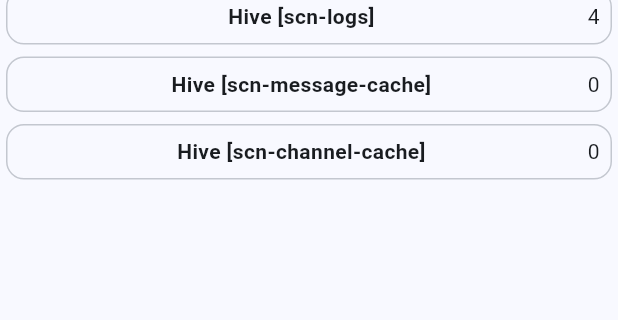
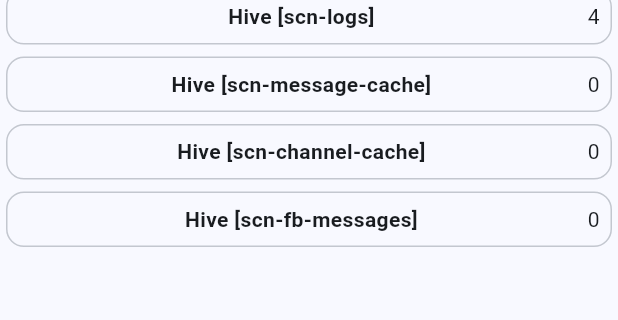
Before and after one commit to Mikescher/SimpleCloudNotifier, a Flutter app: the DebugPersistencePage widget shown alone on an empty page, opened directly, on a phone screen of 412 x 824 dp, the part 152-472 px from its top. Run offline on Flutter 3.47's test engine with Material 3 defaults, Android fonts, the phone set to English and light mode, and no system bars; drawn by our look-alikes of toastification; our stand-ins replace device_info_plus, firebase_core, firebase_messaging, hive_flutter, infinite_scroll_pagination, package_info_plus and 3 more; missing offline and left inert: xid; accounts and stored records are empty; statements that could not run were skipped.

Commit message:
Prep flutter for android data-messages

```diff
--- a/flutter/lib/main.dart
+++ b/flutter/lib/main.dart
@@ -12,6 +12,7 @@ import 'package:simplecloudnotifier/nav_layout.dart';
 import 'package:simplecloudnotifier/state/app_bar_state.dart';
 import 'package:simplecloudnotifier/state/app_theme.dart';
 import 'package:simplecloudnotifier/state/application_log.dart';
+import 'package:simplecloudnotifier/state/fb_message.dart';
 import 'package:simplecloudnotifier/state/globals.dart';
 import 'package:simplecloudnotifier/state/request_log.dart';
 import 'package:simplecloudnotifier/state/app_auth.dart';
@@ -40,6 +41,7 @@ void main() async {
   Hive.registerAdapter(SCNLogLevelAdapter());
   Hive.registerAdapter(MessageAdapter());
   Hive.registerAdapter(ChannelAdapter());
+  Hive.registerAdapter(FBMessageAdapter());
 
   print('[INIT] Load Hive<scn-requests>...');
 
@@ -79,6 +81,16 @@ void main() async {
     Hive.deleteBoxFromDisk('scn-channel-cache');
     await Hive.openBox<Channel>('scn-channel-cache');
     ApplicationLog.error('Failed to open Hive-Box: scn-channel-cache' + exc.toString(), trace: trace);
+  }
+
+  print('[INIT] Load Hive<scn-fb-messages>...');
+
+  try {
+    await Hive.openBox<FBMessage>('scn-fb-messages');
+  } catch (exc, trace) {
+    Hive.deleteBoxFromDisk('scn-fb-messages');
+    await Hive.openBox<FBMessage>('scn-fb-messages');
+    ApplicationLog.error('Failed to open Hive-Box: scn-fb-messages' + exc.toString(), trace: trace);
   }
 
   print('[INIT] Load AppAuth...');
@@ -128,6 +140,9 @@ void main() async {
     } catch (exc, trace) {
       ApplicationLog.error('Failed to get+set firebase token: ' + exc.toString(), trace: trace);
     }
+
+    FirebaseMessaging.onBackgroundMessage(_onBackgroundMessage);
+    FirebaseMessaging.onMessage.listen(_onForegroundMessage);
   } else {
     print('[INIT] Skip Firebase init (Platform == Linux)...');
   }
@@ -144,6 +159,33 @@ void main() async {
       child: SCNApp(),
     ),
   );
+}
+
+class SCNApp extends StatelessWidget {
+  SCNApp({super.key});
+
+  @override
+  Widget build(BuildContext context) {
+    return ToastificationWrapper(
+      config: ToastificationConfig(
+        itemWidth: 440,
+        marginBuilder: (alignment) => EdgeInsets.symmetric(vertical: 64),
+        animationDuration: Duration(milliseconds: 200),
+      ),
+      child: Consumer<AppTheme>(
+        builder: (context, appTheme, child) => MaterialApp(
+          title: 'SimpleCloudNotifier',
+          navigatorObservers: [Navi.routeObserver, Navi.modalRouteObserver],
+          theme: ThemeData(
+            //TODO color settings
+            colorScheme: ColorScheme.fromSeed(seedColor: Colors.blue, brightness: appTheme.darkMode ? Brightness.dark : Brightness.light),
+            useMaterial3: true,
+          ),
+          home: SCNNavLayout(),
+        ),
+      ),
+    );
+  }
 }
 
 void setFirebaseToken(String fcmToken) async {
@@ -182,29 +224,18 @@ void setFirebaseToken(String fcmToken) async {
   }
 }
 
-class SCNApp extends StatelessWidget {
-  SCNApp({super.key});
+Future<void> _onBackgroundMessage(RemoteMessage message) async {
+  await _receiveMessage(message, false);
+}
 
-  @override
-  Widget build(BuildContext context) {
-    return ToastificationWrapper(
-      config: ToastificationConfig(
-        itemWidth: 440,
-        marginBuilder: (alignment) => EdgeInsets.symmetric(vertical: 64),
-        animationDuration: Duration(milliseconds: 200),
-      ),
-      child: Consumer<AppTheme>(
-        builder: (context, appTheme, child) => MaterialApp(
-          title: 'SimpleCloudNotifier',
-          navigatorObservers: [Navi.routeObserver, Navi.modalRouteObserver],
-          theme: ThemeData(
-            //TODO color settings
-            colorScheme: ColorScheme.fromSeed(seedColor: Colors.blue, brightness: appTheme.darkMode ? Brightness.dark : Brightness.light),
-            useMaterial3: true,
-          ),
-          home: SCNNavLayout(),
-        ),
-      ),
-    );
-  }
+void _onForegroundMessage(RemoteMessage message) {
+  _receiveMessage(message, true);
 }
+
+Future<void> _receiveMessage(RemoteMessage message, bool foreground) async {
+  // ensure init
+  Hive.openBox<SCNLog>('scn-logs');
+
+  ApplicationLog.info('Received FB message (${foreground ? 'foreground' : 'background'}): ${message.messageId ?? 'NULL'}');
+  FBMessageLog.insert(message);
+}
--- a/flutter/lib/pages/debug/debug_persistence.dart
+++ b/flutter/lib/pages/debug/debug_persistence.dart
@@ -6,6 +6,8 @@ import 'package:simplecloudnotifier/models/message.dart';
 import 'package:simplecloudnotifier/pages/debug/debug_persistence_hive.dart';
 import 'package:simplecloudnotifier/pages/debug/debug_persistence_sharedprefs.dart';
 import 'package:simplecloudnotifier/state/application_log.dart';
+import 'package:simplecloudnotifier/state/fb_message.dart';
+import 'package:simplecloudnotifier/state/interfaces.dart';
 import 'package:simplecloudnotifier/state/request_log.dart';
 import 'package:simplecloudnotifier/utils/navi.dart';
 
@@ -31,7 +33,19 @@ class _DebugPersistencePageState extends State<DebugPersistencePage> {
         mainAxisAlignment: MainAxisAlignment.start,
         crossAxisAlignment: CrossAxisAlignment.stretch,
         children: [
-          Card.outlined(
+          _buildSharedPrefCard(context),
+          _buildHiveCard(context, () => Hive.box<SCNRequest>('scn-requests'), 'scn-requests'),
+          _buildHiveCard(context, () => Hive.box<SCNLog>('scn-logs'), 'scn-logs'),
+          _buildHiveCard(context, () => Hive.box<Message>('scn-message-cache'), 'scn-message-cache'),
+          _buildHiveCard(context, () => Hive.box<Channel>('scn-channel-cache'), 'scn-channel-cache'),
+          _buildHiveCard(context, () => Hive.box<FBMessage>('scn-fb-messages'), 'scn-fb-messages'),
+        ],
+      ),
+    );
+  }
+
+  Widget _buildSharedPrefCard(BuildContext context) {
+    return Card.outlined(
       child: Padding(
         padding: const EdgeInsets.all(8.0),
         child: GestureDetector(
@@ -48,81 +62,27 @@ class _DebugPersistencePageState extends State<DebugPersistencePage> {
           ),
         ),
       ),
-          ),
-          Card.outlined(
+    );
+  }
+
+  Widget _buildHiveCard(BuildContext context, Box<FieldDebuggable> Function() boxFunc, String boxname) {
+    return Card.outlined(
       child: Padding(
         padding: const EdgeInsets.all(8.0),
         child: GestureDetector(
           onTap: () {
-                  Navi.push(context, () => DebugHiveBoxPage(boxName: 'scn-requests', box: Hive.box<SCNRequest>('scn-requests')));
+            Navi.push(context, () => DebugHiveBoxPage(boxName: boxname, box: Hive.box<FBMessage>(boxname)));
           },
           child: Row(
             mainAxisAlignment: MainAxisAlignment.spaceBetween,
             children: [
               SizedBox(width: 30, child: Text('')),
-                    Expanded(child: Text('Hive [scn-requests]', style: TextStyle(fontWeight: FontWeight.bold), textAlign: TextAlign.center)),
-                    SizedBox(width: 40, child: Text('${Hive.box<SCNRequest>('scn-requests').length.toString()}', textAlign: TextAlign.end)),
+              Expanded(child: Text('Hive [$boxname]', style: TextStyle(fontWeight: FontWeight.bold), textAlign: TextAlign.center)),
+              SizedBox(width: 40, child: Text('${boxFunc().length.toString()}', textAlign: TextAlign.end)),
             ],
           ),
         ),
       ),
-          ),
-          Card.outlined(
-            child: Padding(
-              padding: const EdgeInsets.all(8.0),
-              child: GestureDetector(
-                onTap: () {
-                  Navi.push(context, () => DebugHiveBoxPage(boxName: 'scn-requests', box: Hive.box<SCNLog>('scn-logs')));
-                },
-                child: Row(
-                  mainAxisAlignment: MainAxisAlignment.spaceBetween,
-                  children: [
-                    SizedBox(width: 30, child: Text('')),
-                    Expanded(child: Text('Hive [scn-logs]', style: TextStyle(fontWeight: FontWeight.bold), textAlign: TextAlign.center)),
-                    SizedBox(width: 40, child: Text('${Hive.box<SCNLog>('scn-logs').length.toString()}', textAlign: TextAlign.end)),
-                  ],
-                ),
-              ),
-            ),
-          ),
-          Card.outlined(
-            child: Padding(
-              padding: const EdgeInsets.all(8.0),
-              child: GestureDetector(
-                onTap: () {
-                  Navi.push(context, () => DebugHiveBoxPage(boxName: 'scn-message-cache', box: Hive.box<Message>('scn-message-cache')));
-                },
-                child: Row(
-                  mainAxisAlignment: MainAxisAlignment.spaceBetween,
-                  children: [
-                    SizedBox(width: 30, child: Text('')),
-                    Expanded(child: Text('Hive [scn-message-cache]', style: TextStyle(fontWeight: FontWeight.bold), textAlign: TextAlign.center)),
-                    SizedBox(width: 40, child: Text('${Hive.box<Message>('scn-message-cache').length.toString()}', textAlign: TextAlign.end)),
-                  ],
-                ),
-              ),
-            ),
-          ),
-          Card.outlined(
-            child: Padding(
-              padding: const EdgeInsets.all(8.0),
-              child: GestureDetector(
-                onTap: () {
-                  Navi.push(context, () => DebugHiveBoxPage(boxName: 'scn-channel-cache', box: Hive.box<Channel>('scn-channel-cache')));
-                },
-                child: Row(
-                  mainAxisAlignment: MainAxisAlignment.spaceBetween,
-                  children: [
-                    SizedBox(width: 30, child: Text('')),
-                    Expanded(child: Text('Hive [scn-channel-cache]', style: TextStyle(fontWeight: FontWeight.bold), textAlign: TextAlign.center)),
-                    SizedBox(width: 40, child: Text('${Hive.box<Channel>('scn-channel-cache').length.toString()}', textAlign: TextAlign.end)),
-                  ],
-                ),
-              ),
-            ),
-          ),
-        ],
-      ),
     );
   }
 }
--- /dev/null
+++ b/flutter/lib/state/fb_message.dart
@@ -0,0 +1,236 @@
+import 'package:firebase_messaging/firebase_messaging.dart';
+import 'package:hive_flutter/hive_flutter.dart';
+import 'package:simplecloudnotifier/state/interfaces.dart';
+
+part 'fb_message.g.dart';
+
+class FBMessageLog {
+  //TODO max size, auto clear old
+
+  static void insert(RemoteMessage msg) {
+    Hive.box<FBMessage>('scn-fb-messages').add(FBMessage.fromRemoteMessage(msg));
+  }
+}
+
+@HiveType(typeId: 106)
+class FBMessage extends HiveObject implements FieldDebuggable {
+  @HiveField(0)
+  final String? senderId;
+  @HiveField(1)
+  final String? category;
+  @HiveField(2)
+  final String? collapseKey;
+  @HiveField(3)
+  final bool contentAvailable;
+  @HiveField(4)
+  final Map<String, String> data;
+  @HiveField(5)
+  final String? from;
+  @HiveField(6)
+  final String? messageId;
+  @HiveField(7)
+  final String? messageType;
+  @HiveField(8)
+  final bool mutableContent;
+  @HiveField(9)
+  final RemoteNotification? notification;
+  @HiveField(10)
+  final DateTime? sentTime;
+  @HiveField(11)
+  final String? threadId;
+  @HiveField(12)
+  final int? ttl;
+
+  @HiveField(20)
+  final String? notificationAndroidChannelId;
+  @HiveField(21)
+  final String? notificationAndroidClickAction;
+  @HiveField(22)
+  final String? notificationAndroidColor;
+  @HiveField(23)
+  final int? notificationAndroidCount;
+  @HiveField(24)
+  final String? notificationAndroidImageUrl;
+  @HiveField(25)
+  final String? notificationAndroidLink;
+  @HiveField(26)
+  final AndroidNotificationPriority? notificationAndroidPriority;
+  @HiveField(27)
+  final String? notificationAndroidSmallIcon;
+  @HiveField(28)
+  final String? notificationAndroidSound;
+  @HiveField(29)
+  final String? notificationAndroidTicker;
+  @HiveField(30)
+  final AndroidNotificationVisibility? notificationAndroidVisibility;
+  @HiveField(31)
+  final String? notificationAndroidTag;
+
+  @HiveField(40)
+  final String? notificationAppleBadge;
+  @HiveField(41)
+  final AppleNotificationSound? notificationAppleSound;
+  @HiveField(42)
+  final String? notificationAppleImageUrl;
+  @HiveField(43)
+  final String? notificationAppleSubtitle;
+  @HiveField(44)
+  final List<String>? notificationAppleSubtitleLocArgs;
+  @HiveField(45)
+  final String? notificationAppleSubtitleLocKey;
+
+  @HiveField(50)
+  final String? notificationWebAnalyticsLabel;
+  @HiveField(51)
+  final String? notificationWebImage;
+  @HiveField(52)
+  final String? notificationWebLink;
+
+  @HiveField(60)
+  final String? notificationTitle;
+  @HiveField(61)
+  final List<String>? notificationTitleLocArgs;
+  @HiveField(62)
+  final String? notificationTitleLocKey;
+  @HiveField(63)
+  final String? notificationBody;
+  @HiveField(64)
+  final List<String>? notificationBodyLocArgs;
+  @HiveField(65)
+  final String? notificationBodyLocKey;
+
+  FBMessage({
+    required this.senderId,
+    required this.category,
+    required this.collapseKey,
+    required this.contentAvailable,
+    required this.data,
+    required this.from,
+    required this.messageId,
+    required this.messageType,
+    required this.mutableContent,
+    required this.notification,
+    required this.sentTime,
+    required this.threadId,
+    required this.ttl,
+    required this.notificationAndroidChannelId,
+    required this.notificationAndroidClickAction,
+    required this.notificationAndroidColor,
+    required this.notificationAndroidCount,
+    required this.notificationAndroidImageUrl,
+    required this.notificationAndroidLink,
+    required this.notificationAndroidPriority,
+    required this.notificationAndroidSmallIcon,
+    required this.notificationAndroidSound,
+    required this.notificationAndroidTicker,
+    required this.notificationAndroidVisibility,
+    required this.notificationAndroidTag,
+    required this.notificationAppleBadge,
+    required this.notificationAppleSound,
+    required this.notificationAppleImageUrl,
+    required this.notificationAppleSubtitle,
+    required this.notificationAppleSubtitleLocArgs,
+    required this.notificationAppleSubtitleLocKey,
+    required this.notificationWebAnalyticsLabel,
+    required this.notificationWebImage,
+    required this.notificationWebLink,
+    required this.notificationTitle,
+    required this.notificationTitleLocArgs,
+    required this.notificationTitleLocKey,
+    required this.notificationBody,
+    required this.notificationBodyLocArgs,
+    required this.notificationBodyLocKey,
+  });
+
+  FBMessage.fromRemoteMessage(RemoteMessage rmsg)
+      : this.senderId = rmsg.senderId,
+        this.category = rmsg.category,
+        this.collapseKey = rmsg.collapseKey,
+        this.contentAvailable = rmsg.contentAvailable,
+        this.data = rmsg.data.map((key, value) => MapEntry(key, value?.toString() ?? '')),
+        this.from = rmsg.from,
+        this.messageId = rmsg.messageId,
+        this.messageType = rmsg.messageType,
+        this.mutableContent = rmsg.mutableContent,
+        this.notification = rmsg.notification,
+        this.sentTime = rmsg.sentTime,
+        this.threadId = rmsg.threadId,
+        this.ttl = rmsg.ttl,
+        this.notificationAndroidChannelId = rmsg.notification?.android?.channelId,
+        this.notificationAndroidClickAction = rmsg.notification?.android?.clickAction,
+        this.notificationAndroidColor = rmsg.notification?.android?.color,
+        this.notificationAndroidCount = rmsg.notification?.android?.count,
+        this.notificationAndroidImageUrl = rmsg.notification?.android?.imageUrl,
+        this.notificationAndroidLink = rmsg.notification?.android?.link,
+        this.notificationAndroidPriority = rmsg.notification?.android?.priority,
+        this.notificationAndroidSmallIcon = rmsg.notification?.android?.smallIcon,
+        this.notificationAndroidSound = rmsg.notification?.android?.sound,
+        this.notificationAndroidTicker = rmsg.notification?.android?.ticker,
+        this.notificationAndroidVisibility = rmsg.notification?.android?.visibility,
+        this.notificationAndroidTag = rmsg.notification?.android?.tag,
+        this.notificationAppleBadge = rmsg.notification?.apple?.badge,
+        this.notificationAppleSound = rmsg.notification?.apple?.sound,
+        this.notificationAppleImageUrl = rmsg.notification?.apple?.imageUrl,
+        this.notificationAppleSubtitle = rmsg.notification?.apple?.subtitle,
+        this.notificationAppleSubtitleLocArgs = rmsg.notification?.apple?.subtitleLocArgs,
+        this.notificationAppleSubtitleLocKey = rmsg.notification?.apple?.subtitleLocKey,
+        this.notificationWebAnalyticsLabel = rmsg.notification?.web?.analyticsLabel,
+        this.notificationWebImage = rmsg.notification?.web?.image,
+        this.notificationWebLink = rmsg.notification?.web?.link,
+        this.notificationTitle = rmsg.notification?.title,
+        this.notificationTitleLocArgs = rmsg.notification?.titleLocArgs,
+        this.notificationTitleLocKey = rmsg.notification?.titleLocKey,
+        this.notificationBody = rmsg.notification?.body,
+        this.notificationBodyLocArgs = rmsg.notification?.bodyLocArgs,
+        this.notificationBodyLocKey = rmsg.notification?.bodyLocKey {}
+
+  @override
+  String toString() {
+    return 'FBMessage[${this.messageId ?? 'NULL'}]';
+  }
+
+  List<(String, String)> debugFieldList() {
+    return [
+      ('senderId', this.senderId ?? ''),
+      ('category', this.category ?? ''),
+      ('collapseKey', this.collapseKey ?? ''),
+      ('contentAvailable', this.contentAvailable.toString()),
+      ('data', this.data.toString()),
+      ('from', this.from ?? ''),
+      ('messageId', this.messageId ?? ''),
+      ('messageType', this.messageType ?? ''),
+      ('mutableContent', this.mutableContent.toString()),
+      ('notification', this.notification?.toString() ?? ''),
+      ('sentTime', this.sentTime?.toString() ?? ''),
+      ('threadId', this.threadId ?? ''),
+      ('ttl', this.ttl?.toString() ?? ''),
+      ('notification.Android.ChannelId', this.notificationAndroidChannelId ?? ''),
+      ('notification.Android.ClickAction', this.notificationAndroidClickAction ?? ''),
+      ('notification.Android.Color', this.notificationAndroidColor ?? ''),
+      ('notification.Android.Count', this.notificationAndroidCount?.toString() ?? ''),
+      ('notification.Android.ImageUrl', this.notificationAndroidImageUrl ?? ''),
+      ('notification.Android.Link', this.notificationAndroidLink ?? ''),
+      ('notification.Android.Priority', this.notificationAndroidPriority?.toString() ?? ''),
+      ('notification.Android.SmallIcon', this.notificationAndroidSmallIcon ?? ''),
+      ('notification.Android.Sound', this.notificationAndroidSound ?? ''),
+      ('notification.Android.Ticker', this.notificationAndroidTicker ?? ''),
+      ('notification.Android.Visibility', this.notificationAndroidVisibility?.toString() ?? ''),
+      ('notification.Android.Tag', this.notificationAndroidTag ?? ''),
+      ('notification.Apple.Badge', this.notificationAppleBadge ?? ''),
+      ('notification.Apple.Sound', this.notificationAppleSound?.toString() ?? ''),
+      ('notification.Apple.ImageUrl', this.notificationAppleImageUrl ?? ''),
+      ('notification.Apple.Subtitle', this.notificationAppleSubtitle ?? ''),
+      ('notification.Apple.SubtitleLocArgs', this.notificationAppleSubtitleLocArgs?.toString() ?? ''),
+      ('notification.Apple.SubtitleLocKey', this.notificationAppleSubtitleLocKey ?? ''),
+      ('notification.Web.AnalyticsLabel', this.notificationWebAnalyticsLabel ?? ''),
+      ('notification.Web.Image', this.notificationWebImage ?? ''),
+      ('notification.Web.Link', this.notificationWebLink ?? ''),
+      ('notification.Title', this.notificationTitle ?? ''),
+      ('notification.TitleLocArgs', this.notificationTitleLocArgs?.toString() ?? ''),
+      ('notification.TitleLocKey', this.notificationTitleLocKey ?? ''),
+      ('notification.Body', this.notificationBody ?? ''),
+      ('notification.BodyLocArgs', this.notificationBodyLocArgs?.toString() ?? ''),
+      ('notification.BodyLocKey', this.notificationBodyLocKey ?? ''),
+    ];
+  }
+}
```
Also changed, not shown: flutter/lib/state/fb_message.g.dart (added). Lines whose indentation alone changed are shown as unchanged.
